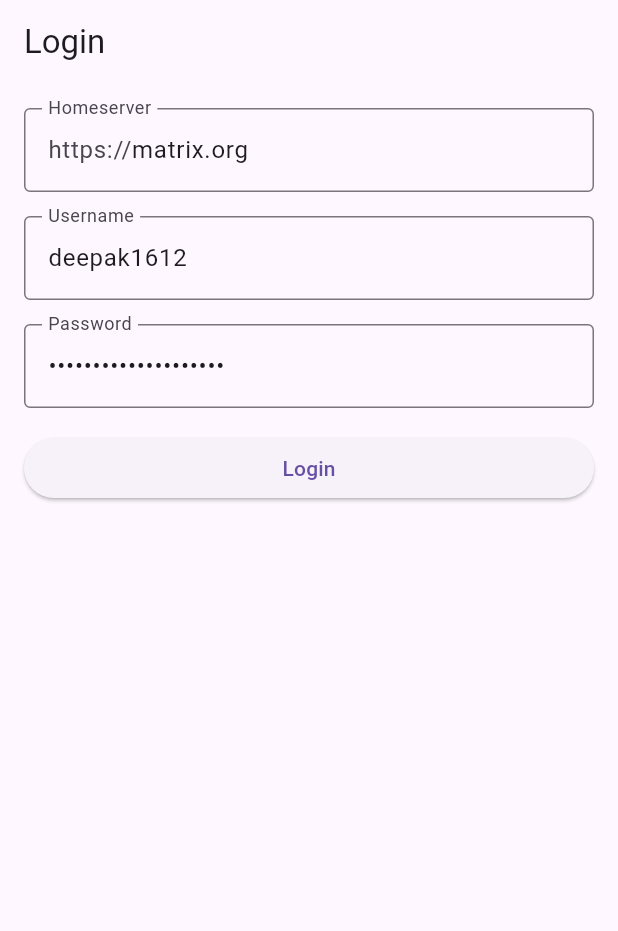
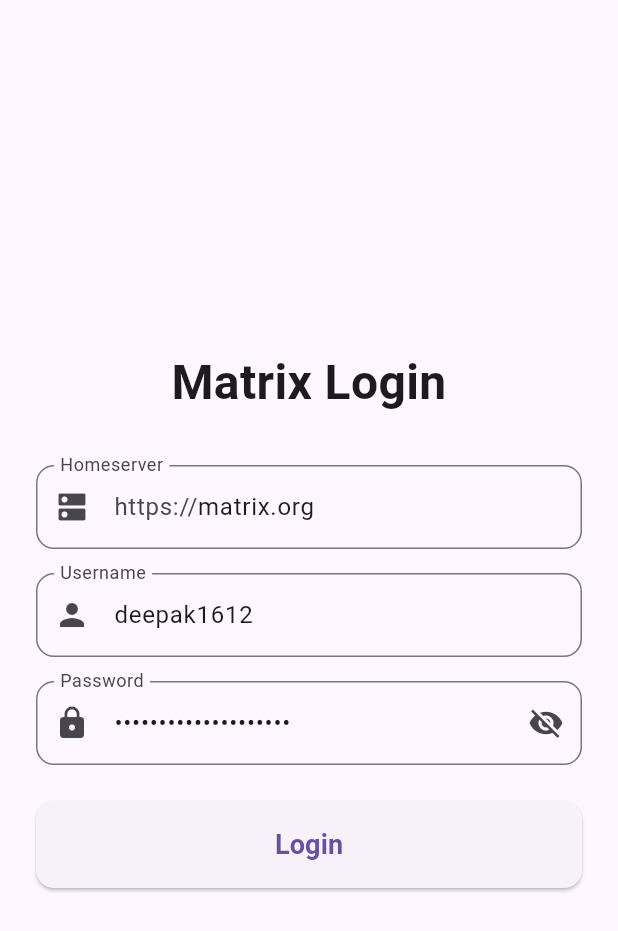
Before and after one commit to DeepakKishore-Instrive/matrix_app_flutter, a Flutter app: the screen it shows after launch, on a phone screen of 412 x 824 dp. Shown: the top 931 px of the screen. Run offline on Flutter 3.47's test engine with Material 3 defaults, Android fonts, the phone set to English and light mode, and no system bars; our stand-ins replace cached_network_image, sqflite; missing offline and left inert: matrix; accounts and stored records are empty.

Commit message:
Login UI update

```diff
--- a/lib/login.dart
+++ b/lib/login.dart
@@ -11,97 +11,191 @@ class LoginPage extends StatefulWidget {
 }
 
 class _LoginPageState extends State<LoginPage> {
-  final TextEditingController _homeserverTextField = TextEditingController(
+  final TextEditingController _homeserverController = TextEditingController(
     text: 'matrix.org',
   );
-  final TextEditingController _usernameTextField = TextEditingController(text: "deepak1612");
-  final TextEditingController _passwordTextField =
+  final TextEditingController _usernameController =
+      TextEditingController(text: "deepak1612");
+  final TextEditingController _passwordController =
       TextEditingController(text: "qyrvyb-jesvad-Xyxho1");
 
-  bool _loading = false;
+  final _formKey = GlobalKey<FormState>();
+  bool _isLoading = false;
+  bool _obscurePassword = true;
+
+  void _togglePasswordVisibility() {
+    setState(() {
+      _obscurePassword = !_obscurePassword;
+    });
+  }
 
   void _login() async {
+    if (!_formKey.currentState!.validate()) return;
+
     setState(() {
-      _loading = true;
+      _isLoading = true;
     });
 
     try {
       final client = Provider.of<Client>(context, listen: false);
+
       await client
-          .checkHomeserver(Uri.https(_homeserverTextField.text.trim(), ''));
+          .checkHomeserver(Uri.https(_homeserverController.text.trim(), ''));
+
       await client.login(
         LoginType.mLoginPassword,
-        password: _passwordTextField.text,
-        identifier: AuthenticationUserIdentifier(user: _usernameTextField.text),
+        password: _passwordController.text,
+        identifier:
+            AuthenticationUserIdentifier(user: _usernameController.text),
       );
+
       Navigator.of(context).pushAndRemoveUntil(
         MaterialPageRoute(builder: (_) => const RoomListPage()),
         (route) => false,
       );
     } catch (e) {
-      ScaffoldMessenger.of(context).showSnackBar(
-        SnackBar(
-          content: Text(e.toString()),
+      _showErrorDialog(e.toString());
+    } finally {
+      if (mounted) {
+        setState(() {
+          _isLoading = false;
+        });
+      }
+    }
+  }
+
+  void _showErrorDialog(String message) {
+    showDialog(
+      context: context,
+      builder: (context) => AlertDialog(
+        title: const Text('Login Failed'),
+        content: Text(message),
+        actions: [
+          TextButton(
+            onPressed: () => Navigator.of(context).pop(),
+            child: const Text('OK'),
+          ),
+        ],
       ),
     );
-      setState(() {
-        _loading = false;
-      });
-    }
   }
 
   @override
   Widget build(BuildContext context) {
     return Scaffold(
-      appBar: AppBar(title: const Text('Login')),
-      body: Padding(
-        padding: const EdgeInsets.all(16.0),
+      body: SafeArea(
+        child: Center(
+          child: SingleChildScrollView(
+            padding: const EdgeInsets.all(24),
+            child: Form(
+              key: _formKey,
               child: Column(
+                mainAxisAlignment: MainAxisAlignment.center,
+                crossAxisAlignment: CrossAxisAlignment.stretch,
                 children: [
-            TextField(
-              controller: _homeserverTextField,
-              readOnly: _loading,
-              autocorrect: false,
-              decoration: const InputDecoration(
-                prefixText: 'https://',
-                border: OutlineInputBorder(),
-                labelText: 'Homeserver',
+                  const Text(
+                    'Matrix Login',
+                    textAlign: TextAlign.center,
+                    style: TextStyle(
+                      fontSize: 32,
+                      fontWeight: FontWeight.bold,
                     ),
                   ),
+                  const SizedBox(height: 32),
+                  TextFormField(
+                    controller: _homeserverController,
+                    enabled: !_isLoading,
+                    decoration: InputDecoration(
+                      prefixText: 'https://',
+                      labelText: 'Homeserver',
+                      border: OutlineInputBorder(
+                        borderRadius: BorderRadius.circular(12),
+                      ),
+                      prefixIcon: const Icon(Icons.dns),
+                    ),
+                    validator: (value) {
+                      if (value == null || value.trim().isEmpty) {
+                        return 'Please enter a homeserver';
+                      }
+                      return null;
+                    },
+                  ),
                   const SizedBox(height: 16),
-            TextField(
-              controller: _usernameTextField,
-              readOnly: _loading,
-              autocorrect: false,
-              decoration: const InputDecoration(
-                border: OutlineInputBorder(),
+                  TextFormField(
+                    controller: _usernameController,
+                    enabled: !_isLoading,
+                    decoration: InputDecoration(
                       labelText: 'Username',
+                      border: OutlineInputBorder(
+                        borderRadius: BorderRadius.circular(12),
+                      ),
+                      prefixIcon: const Icon(Icons.person),
+                    ),
+                    validator: (value) {
+                      if (value == null || value.trim().isEmpty) {
+                        return 'Please enter your username';
+                      }
+                      return null;
+                    },
+                  ),
+                  const SizedBox(height: 16),
+                  TextFormField(
+                    controller: _passwordController,
+                    enabled: !_isLoading,
+                    obscureText: _obscurePassword,
+                    decoration: InputDecoration(
+                      labelText: 'Password',
+                      border: OutlineInputBorder(
+                        borderRadius: BorderRadius.circular(12),
+                      ),
+                      prefixIcon: const Icon(Icons.lock),
+                      suffixIcon: IconButton(
+                        icon: Icon(_obscurePassword
+                            ? Icons.visibility_off
+                            : Icons.visibility),
+                        onPressed: _togglePasswordVisibility,
                       ),
                     ),
-            const SizedBox(height: 16),
-            TextField(
-              controller: _passwordTextField,
-              readOnly: _loading,
-              autocorrect: false,
-              obscureText: true,
-              decoration: const InputDecoration(
-                border: OutlineInputBorder(),
-                labelText: 'Password',
+                    validator: (value) {
+                      if (value == null || value.trim().isEmpty) {
+                        return 'Please enter your password';
+                      }
+                      return null;
+                    },
+                  ),
+                  const SizedBox(height: 24),
+                  ElevatedButton(
+                    onPressed: _isLoading ? null : _login,
+                    style: ElevatedButton.styleFrom(
+                      padding: const EdgeInsets.symmetric(vertical: 16),
+                      shape: RoundedRectangleBorder(
+                        borderRadius: BorderRadius.circular(12),
                       ),
                     ),
-            const SizedBox(height: 16),
-            SizedBox(
-              width: double.infinity,
-              child: ElevatedButton(
-                onPressed: _loading ? null : _login,
-                child: _loading
-                    ? const LinearProgressIndicator()
-                    : const Text('Login'),
+                    child: _isLoading
+                        ? const CircularProgressIndicator(color: Colors.white)
+                        : const Text(
+                            'Login',
+                            style: TextStyle(
+                              fontSize: 18,
+                              fontWeight: FontWeight.bold,
+                            ),
                           ),
                   ),
                 ],
               ),
             ),
+          ),
+        ),
+      ),
     );
   }
+
+  @override
+  void dispose() {
+    _homeserverController.dispose();
+    _usernameController.dispose();
+    _passwordController.dispose();
+    super.dispose();
   }
+}
```
Also changed, not shown: lib/room.dart (+18 -37 lines), lib/room_list.dart (+10 -11 lines). Lines whose indentation alone changed are shown as unchanged.
